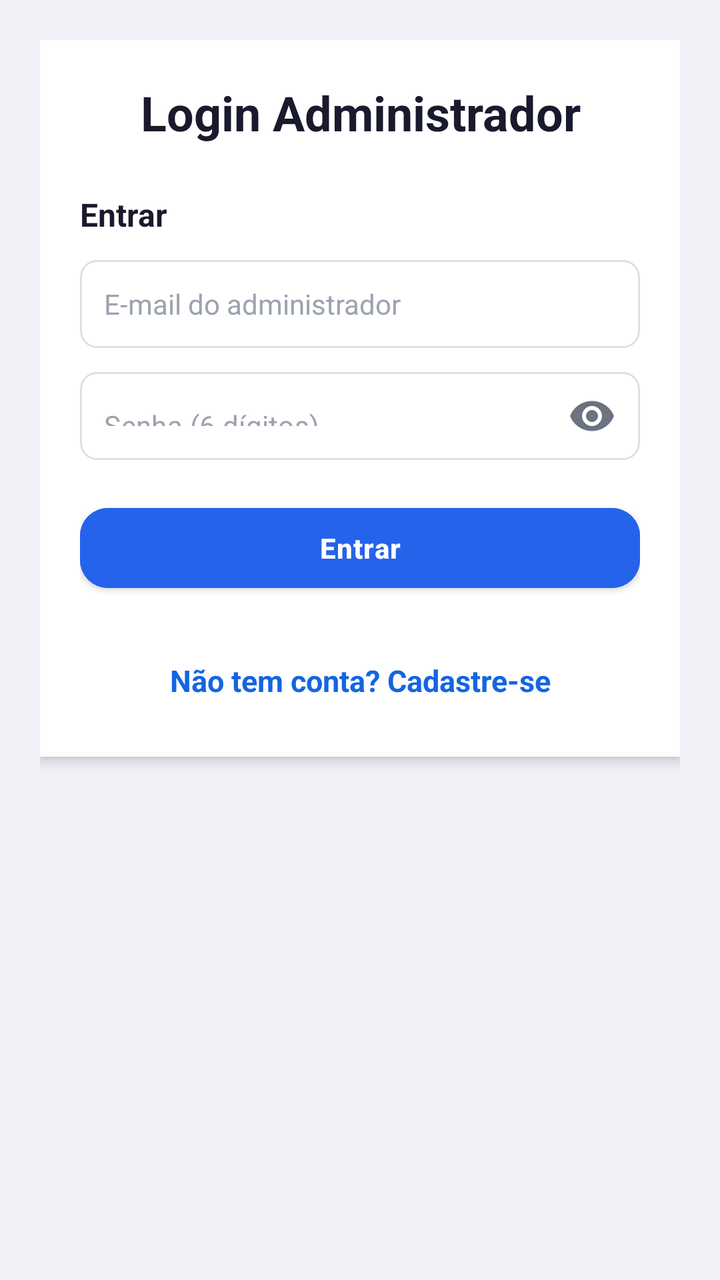
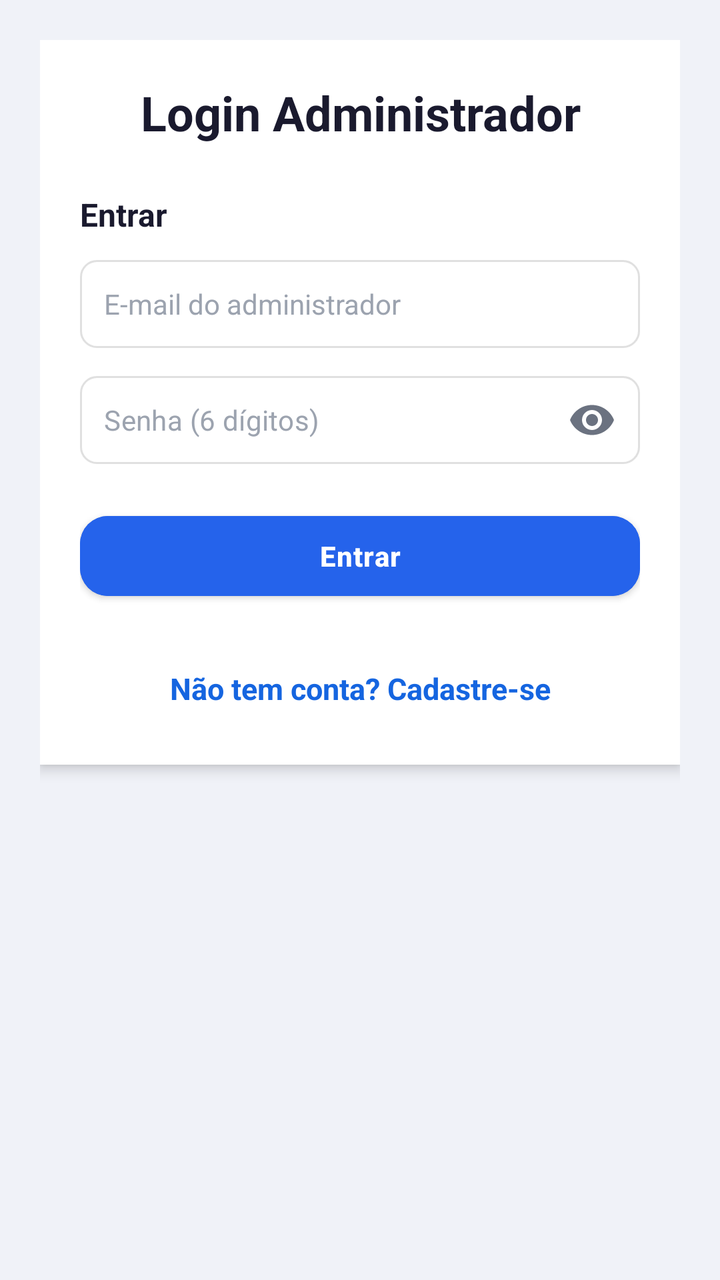

The first picture is an Android layout as it rendered before a commit; the second is the same layout after the commit. The layout source and the unified diff follow.
<!-- AndroidManifest.xml: application theme AppTheme -->
<!-- res/layout/activity_login_admin.xml -->
<?xml version="1.0" encoding="utf-8"?>
<ScrollView
    xmlns:android="http://schemas.android.com/apk/res/android"
    xmlns:app="http://schemas.android.com/apk/res-auto"
    android:layout_width="match_parent"
    android:layout_height="match_parent"
    android:fillViewport="true"
    android:background="#F0F2F8">

    <androidx.constraintlayout.widget.ConstraintLayout
        android:layout_width="match_parent"
        android:layout_height="wrap_content"
        android:padding="20dp"
        android:paddingBottom="24dp">

        <LinearLayout
            android:id="@+id/cardLogin"
            android:layout_width="0dp"
            android:layout_height="wrap_content"
            android:orientation="vertical"
            android:background="@android:color/white"
            android:padding="20dp"
            android:elevation="4dp"
            app:layout_constraintTop_toTopOf="parent"
            app:layout_constraintStart_toStartOf="parent"
            app:layout_constraintEnd_toEndOf="parent">

            <TextView
                android:layout_width="match_parent"
                android:layout_height="wrap_content"
                android:text="Login Administrador"
                android:textSize="24sp"
                android:textStyle="bold"
                android:gravity="center"
                android:layout_marginBottom="24dp"
                android:textColor="#1A1A2E"/>

            
            <TextView
                android:layout_width="match_parent"
                android:layout_height="wrap_content"
                android:text="Entrar"
                android:textSize="16sp"
                android:textStyle="bold"
                android:layout_marginBottom="12dp"
                android:textColor="#1A1A2E"/>

            <EditText
                android:id="@+id/editLoginAdmin"
                android:layout_width="match_parent"
                android:layout_height="44dp"
                android:hint="E-mail do administrador"
                android:inputType="textEmailAddress"
                android:paddingStart="12dp"
                android:paddingEnd="12dp"
                android:layout_marginBottom="12dp"
                android:background="@drawable/edittext_background"
                android:textSize="14sp"
                android:textColor="#1A1A2E"
                android:textColorHint="#9CA3AF"/>

            
            <com.google.android.material.textfield.TextInputLayout
                android:layout_width="match_parent"
                android:layout_height="wrap_content"
                android:layout_marginBottom="20dp"
                app:boxBackgroundMode="none"
                app:hintEnabled="false"
                app:passwordToggleEnabled="true"
                app:passwordToggleTint="#6B7280">

                <com.google.android.material.textfield.TextInputEditText
                    android:id="@+id/editLoginSenha"
                    android:layout_width="match_parent"
                    android:layout_height="44dp"
                    android:hint="Senha (6 dígitos)"
                    android:inputType="numberPassword"
                    android:paddingStart="12dp"
                    android:paddingEnd="12dp"
                    android:background="@drawable/edittext_background"
                    android:textSize="14sp"
                    android:textColor="#1A1A2E"
                    android:textColorHint="#9CA3AF"/>

            </com.google.android.material.textfield.TextInputLayout>

            <Button
                android:id="@+id/btnEntrar"
                android:layout_width="match_parent"
                android:layout_height="48dp"
                android:text="Entrar"
                android:layout_marginBottom="24dp"
                android:backgroundTint="@color/botaoPrimario"
                android:textColor="#FFFFFF"
                android:textSize="14sp"
                android:textStyle="bold"
                android:letterSpacing="0.03"
                app:cornerRadius="14dp"/>


            
            <TextView
                android:id="@+id/textCadastreSe"
                android:layout_width="match_parent"
                android:layout_height="wrap_content"
                android:gravity="center"
                android:padding="8dp"
                android:text="Não tem conta? Cadastre-se"
                android:textColor="#1565E0"
                android:textSize="15sp"
                android:textStyle="bold" />

        </LinearLayout>

    </androidx.constraintlayout.widget.ConstraintLayout>
</ScrollView>
<!-- resources referenced by this layout -->
<resources>
  <color name="botaoPrimario">#2563EB</color>
  <!-- drawable edittext_background (drawable) -->
  <?xml version="1.0" encoding="utf-8"?>
  <shape xmlns:android="http://schemas.android.com/apk/res/android">
      <solid android:color="#FFFFFF" />
      <corners android:radius="8dp" />
      <stroke android:width="1dp" android:color="#E0E0E0" />
      <padding
          android:left="12dp"
          android:top="12dp"
          android:right="12dp"
          android:bottom="12dp" />
  </shape>
  <style name="AppTheme" parent="Theme.MaterialComponents.DayNight.DarkActionBar">
          <item name="colorPrimary">@color/colorPrimary</item>
          <item name="colorPrimaryDark">@color/black</item>
          <item name="colorAccent">@color/black</item>
          <item name="android:windowBackground">@color/white</item>
          <item name="android:textColor">@color/black</item>
          <item name="android:textColorPrimary">@color/corTitulo</item>
  
          
          <item name="materialButtonStyle">@style/Widget.Condominio.Button</item>
          <item name="textInputStyle">@style/Widget.Condominio.TextInputLayout</item>
      </style>
  <color name="colorPrimary">#1E3A8A</color>
  <color name="black">#000000</color>
  <color name="white">#FFFFFF</color>
  <color name="corTitulo">#070707</color>
  <style name="Widget.Condominio.Button" parent="Widget.MaterialComponents.Button">
          <item name="backgroundTint">@color/botaoPrimario</item>
          <item name="android:textColor">@color/white</item>
          <item name="cornerRadius">14dp</item>
          <item name="android:textAllCaps">false</item>
          <item name="android:textStyle">bold</item>
          <item name="android:textSize">15sp</item>
          <item name="android:letterSpacing">0.01</item>
          <item name="android:minHeight">52dp</item>
          <item name="android:insetTop">4dp</item>
          <item name="android:insetBottom">4dp</item>
          <item name="android:elevation">2dp</item>
          <item name="iconTint">@color/white</item>
          <item name="iconPadding">8dp</item>
      </style>
  <style name="Widget.Condominio.TextInputLayout" parent="Widget.MaterialComponents.TextInputLayout.OutlinedBox">
          <item name="boxBackgroundColor">@color/white</item>
          <item name="boxStrokeColor">@color/colorPrimary</item>
          <item name="hintTextColor">@color/colorPrimary</item>
          <item name="android:textColorHint">@color/colorPrimary</item>
      </style>
</resources>

<!-- the commit's change to res/layout/activity_login_admin.xml (unified diff, before → after) -->
@@ -69,14 +69,19 @@
                 app:passwordToggleEnabled="true"
                 app:passwordToggleTint="#6B7280">
 
+                
                 <com.google.android.material.textfield.TextInputEditText
                     android:id="@+id/editLoginSenha"
                     android:layout_width="match_parent"
-                    android:layout_height="44dp"
+                    android:layout_height="wrap_content"
+                    android:minHeight="44dp"
+                    android:gravity="center_vertical"
                     android:hint="Senha (6 dígitos)"
                     android:inputType="numberPassword"
                     android:paddingStart="12dp"
                     android:paddingEnd="12dp"
+                    android:paddingTop="10dp"
+                    android:paddingBottom="10dp"
                     android:background="@drawable/edittext_background"
                     android:textSize="14sp"
                     android:textColor="#1A1A2E"
